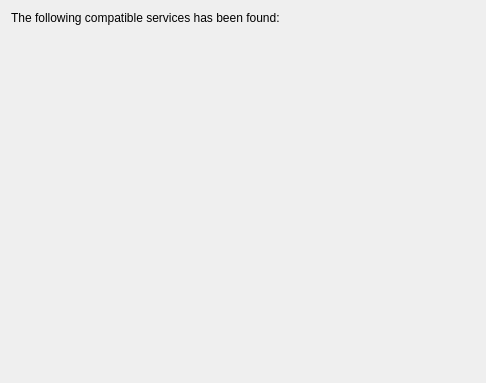
The window that src/wizard/pages/services.ui (KDE/bluedevil) describes before a commit, drawn with Qt 5.
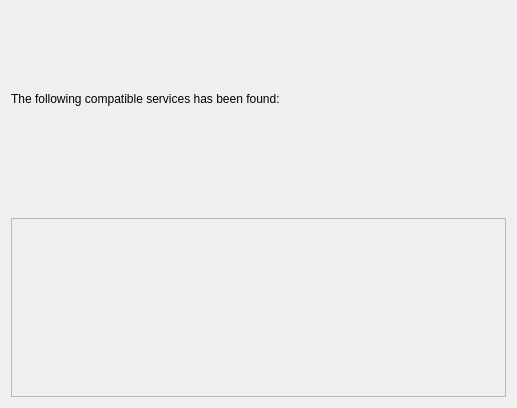
The same window after the commit.

Commit message: Added a scrollarea for list the services

Patch:
```diff
--- a/src/wizard/pages/services.ui
+++ b/src/wizard/pages/services.ui
@@ -6,8 +6,8 @@
    <rect>
     <x>0</x>
     <y>0</y>
-    <width>486</width>
-    <height>383</height>
+    <width>517</width>
+    <height>408</height>
    </rect>
   </property>
   <property name="windowTitle">
@@ -15,7 +15,7 @@
   </property>
   <layout class="QVBoxLayout" name="verticalLayout">
    <item>
-    <layout class="QVBoxLayout" name="d_layout">
+    <layout class="QVBoxLayout" name="verticalLayout_3">
      <item>
       <widget class="QLabel" name="label">
        <property name="text">
@@ -39,7 +39,29 @@
        </property>
       </spacer>
      </item>
-    </layout>
+     <item>
+      <widget class="QScrollArea" name="scrollArea">
+       <property name="sizePolicy">
+        <sizepolicy hsizetype="Expanding" vsizetype="Preferred">
+         <horstretch>0</horstretch>
+         <verstretch>0</verstretch>
+        </sizepolicy>
+       </property>
+       <property name="widgetResizable">
+        <bool>true</bool>
+       </property>
+       <widget class="QWidget" name="scrollAreaWidgetContents">
+        <property name="geometry">
+         <rect>
+          <x>0</x>
+          <y>0</y>
+          <width>501</width>
+          <height>176</height>
+         </rect>
+        </property>
+        <layout class="QVBoxLayout" name="verticalLayout_4">
+         <item>
+          <layout class="QVBoxLayout" name="d_layout"/>
    </item>
    <item>
     <spacer name="verticalSpacer_2">
@@ -49,10 +71,16 @@
      <property name="sizeHint" stdset="0">
       <size>
        <width>20</width>
-       <height>40</height>
+             <height>159</height>
       </size>
      </property>
     </spacer>
+         </item>
+        </layout>
+       </widget>
+      </widget>
+     </item>
+    </layout>
    </item>
   </layout>
  </widget>
```
Lines whose indentation alone changed are shown as unchanged.
